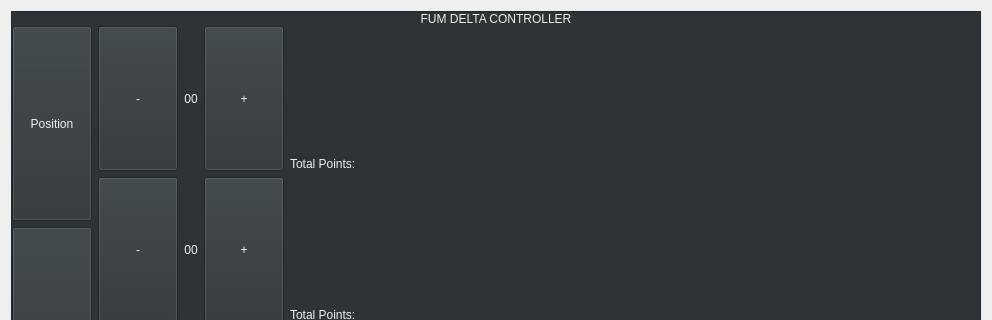
Qt form mainwindow.ui (FUMRobotics/FUMDelta) before a commit; both pictures show x 0 to 992 and y 0 to 320 of the 992 by 635 pixel window.
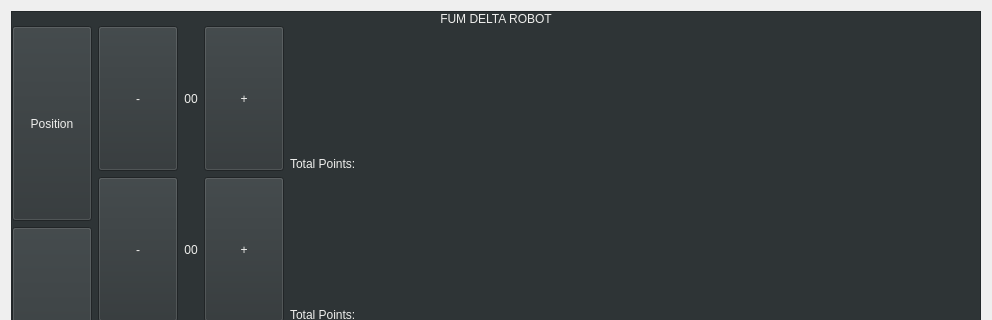
The same form after that commit. Custom widgets are drawn as their Qt base class.

What changed in the file:
```diff
--- a/mainwindow.ui
+++ b/mainwindow.ui
@@ -451,7 +451,7 @@
 font: 26pt &quot;Ubuntu&quot;;</string>
              </property>
              <property name="text">
-              <string>FUM DELTA CONTROLLER</string>
+              <string>FUM DELTA ROBOT</string>
              </property>
              <property name="alignment">
               <set>Qt::AlignCenter</set>
```
